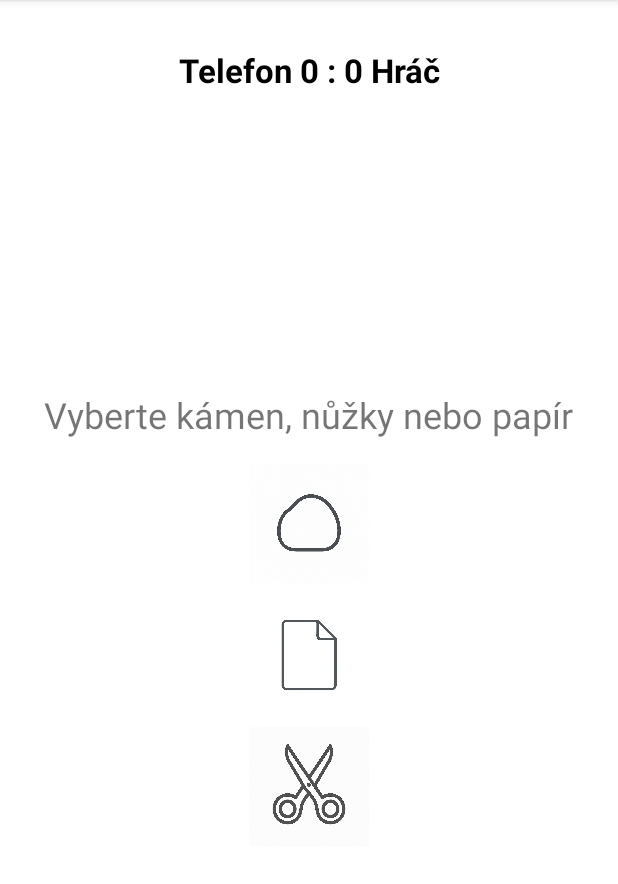
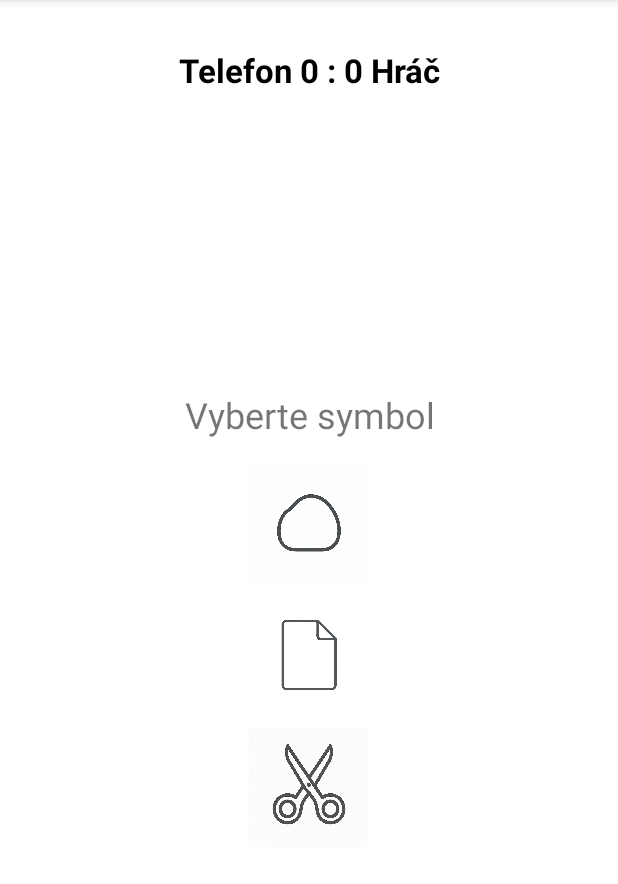
Before and after one commit to Backo47/Rock_Paper_Scissors, an Android app: the screen it shows after launch (MainActivity), on a phone screen of 412 x 824 dp, the part 84-968 px from its top. Run offline under Robolectric (Android 15) with nearby library versions, the phone set to English and light mode, and no system bars.

Commit message:
Multilanguage support added

```diff
--- a/app/src/main/java/com/example/kamennuzkypapir/MainActivity.kt
+++ b/app/src/main/java/com/example/kamennuzkypapir/MainActivity.kt
@@ -12,7 +12,6 @@ import android.widget.TextView
 import kotlin.random.Random
 import java.util.Locale
 
-@Suppress("DEPRECATION")
 class MainActivity : AppCompatActivity() {
     private lateinit var resultTextView: TextView
     private lateinit var computerLabel: TextView
@@ -129,7 +128,7 @@ class MainActivity : AppCompatActivity() {
         Locale.setDefault(locale)
         val config = resources.configuration
         config.setLocale(locale)
-        resources.updateConfiguration(/* config = */ config, /* metrics = */ resources.displayMetrics)
+        resources.updateConfiguration(config, resources.displayMetrics)
         // Recreate activity to apply changes
         recreate()
     }
--- a/app/src/main/res/menu/menu_main.xml
+++ b/app/src/main/res/menu/menu_main.xml
@@ -3,6 +3,6 @@
     <!-- Menu item for selecting language. The title will be updated programmatically to reflect the current language code. -->
     <item
         android:id="@+id/menu_language"
-        android:title="@string/cs"
+        android:title="CS"
         app:showAsAction="always" />
 </menu>
--- a/app/src/main/res/values/strings.xml
+++ b/app/src/main/res/values/strings.xml
@@ -1,6 +1,6 @@
 <resources>
     <string name="app_name">Kamen Nuzky Papir</string>
-    <string name="vyberte_k_men_n_ky_nebo_pap_r">Vyberte kámen, nůžky nebo papír</string>
+    <string name="vyberte_k_men_n_ky_nebo_pap_r">Vyberte symbol</string>
     <string name="k_men">Kámen</string>
     <string name="pap_r">Papír</string>
     <string name="n_ky">Nůžky</string>
@@ -30,5 +30,4 @@
 
     <!-- Dialog title for choosing a language -->
     <string name="choose_language_title">Vyberte jazyk</string>
-    <string name="cs">CS</string>
 </resources>
```
Also changed, not shown: 2 other files.
